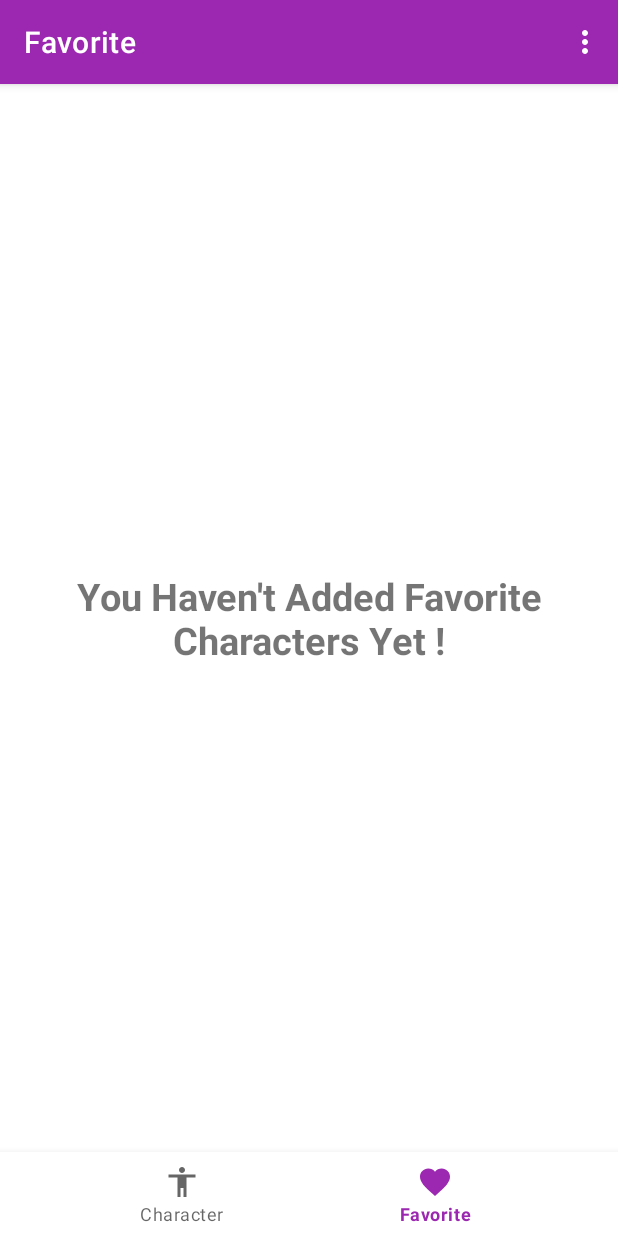
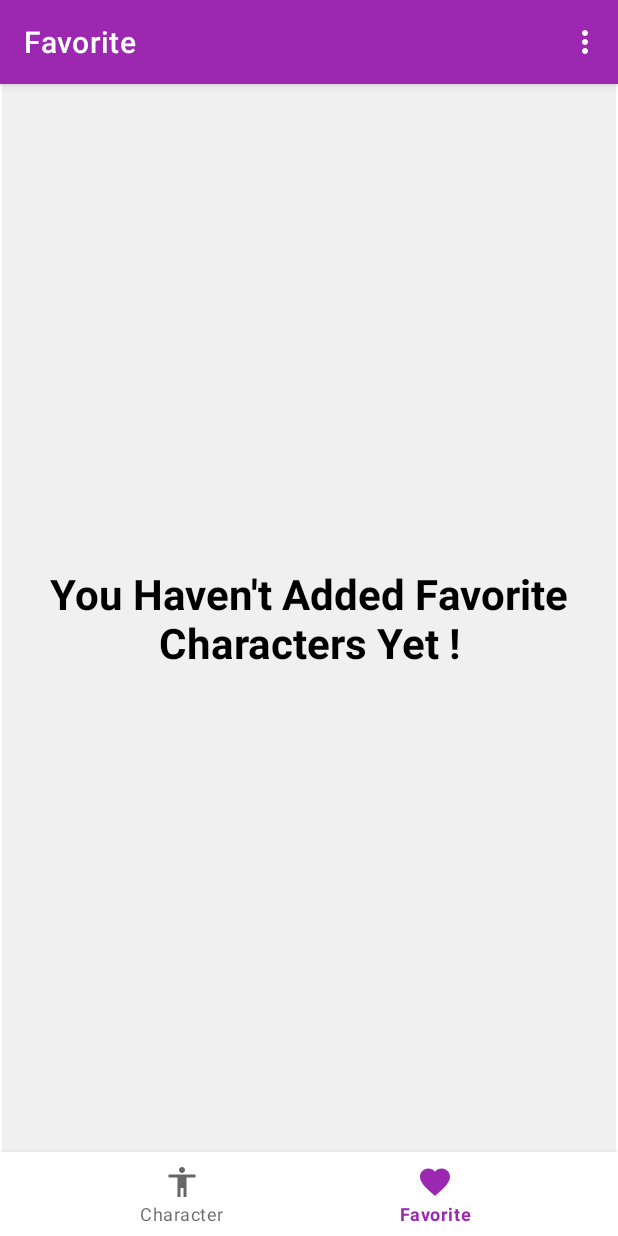
Before and after one commit to fatihCetiner/RickAndMorty, an Android app: the FavoriteFragments screen opened through its navigation route, on a phone screen of 412 x 824 dp. Run offline under Robolectric (Android 15) with nearby library versions, the light colour scheme and no system bars; our stand-ins replace Dagger/Hilt's generated code, navigation-ui, paging.

Commit message:
Favorite characters listed

```diff
--- a/app/src/main/java/com/example/rickandmorty/room_db/RickMortyDao.kt
+++ b/app/src/main/java/com/example/rickandmorty/room_db/RickMortyDao.kt
@@ -15,6 +15,6 @@ interface RickMortyDao {
     @Query("SELECT * FROM rickmorty WHERE id = :id")
     suspend fun getCharacterById(id: Int): RickMorty?
 
-    @Query("SELECT * FROM rickmorty")
+    @Query("SELECT * FROM rickmorty ORDER BY id DESC")
     suspend fun getAllCharacters(): List<RickMorty>
 }
--- a/app/src/main/java/com/example/rickandmorty/ui/details/DetailsViewModel.kt
+++ b/app/src/main/java/com/example/rickandmorty/ui/details/DetailsViewModel.kt
@@ -43,7 +43,7 @@ constructor(
             try {
                 repository.insertCharacter(character)
             } catch (e: Exception) {
-                // Hata durumunda gerekli işlemleri yapabilirsiniz
+                // Not Saved
             }
         }
     }
--- a/app/src/main/java/com/example/rickandmorty/ui/favorite/FavoriteFragments.kt
+++ b/app/src/main/java/com/example/rickandmorty/ui/favorite/FavoriteFragments.kt
@@ -5,11 +5,22 @@ import androidx.fragment.app.Fragment
 import android.view.LayoutInflater
 import android.view.View
 import android.view.ViewGroup
+import androidx.fragment.app.viewModels
+import androidx.recyclerview.widget.LinearLayoutManager
 import com.example.rickandmorty.R
+import com.example.rickandmorty.databinding.FragmentFavoriteFragmentsBinding
+import com.example.rickandmorty.ui.favorite.adapter.FavoriteRecyclerAdapter
+import dagger.hilt.android.AndroidEntryPoint
+
+@AndroidEntryPoint
+class FavoriteFragments : Fragment() {
 
 
-class FavoriteFragments : Fragment() {
+    private var _binding: FragmentFavoriteFragmentsBinding? = null
+    private val binding get() = _binding!!
 
+    private lateinit var mAdapter: FavoriteRecyclerAdapter
+    private val viewModel: FavoriteViewModel by viewModels()
 
     override fun onCreate(savedInstanceState: Bundle?) {
         super.onCreate(savedInstanceState)
@@ -21,12 +32,57 @@ class FavoriteFragments : Fragment() {
         savedInstanceState: Bundle?
     ): View? {
         // Inflate the layout for this fragment
-        return inflater.inflate(R.layout.fragment_favorite_fragments, container, false)
+        _binding = FragmentFavoriteFragmentsBinding.inflate(inflater, container, false)
+        val view = binding.root
+        return view
     }
 
     override fun onViewCreated(view: View, savedInstanceState: Bundle?) {
         super.onViewCreated(view, savedInstanceState)
 
         activity?.title = "Favorite"
+
+        setupRv()
+        observeCharacterList()
+        loadCharacters()
+    }
+
+
+    private fun setupRv() {
+
+        mAdapter = FavoriteRecyclerAdapter()
+        binding.favCharacterRv.apply {
+
+            layoutManager = LinearLayoutManager(requireContext())
+            adapter = mAdapter
+            setHasFixedSize(true)
+        }
+    }
+
+    private fun observeCharacterList() {
+        viewModel.characterList.observe(viewLifecycleOwner) { characters ->
+            mAdapter.submitList(characters)
+            checkListEmpty(characters.isEmpty())
+        }
+    }
+
+    private fun loadCharacters() {
+        viewModel.getAllCharacters()
+    }
+
+    private fun checkListEmpty(isEmpty: Boolean) {
+        if (isEmpty) {
+            binding.isEmptyMessage.visibility = View.VISIBLE
+            binding.favCharacterRv.visibility = View.GONE
+        } else {
+            binding.isEmptyMessage.visibility = View.GONE
+            binding.favCharacterRv.visibility = View.VISIBLE
+        }
+    }
+
+
+    override fun onDestroyView() {
+        super.onDestroyView()
+        _binding = null
     }
 }
--- a/app/src/main/java/com/example/rickandmorty/ui/favorite/FavoriteViewModel.kt
+++ b/app/src/main/java/com/example/rickandmorty/ui/favorite/FavoriteViewModel.kt
@@ -1,4 +1,38 @@
 package com.example.rickandmorty.ui.favorite
 
-class FavoriteViewModel {
+import androidx.lifecycle.LiveData
+import androidx.lifecycle.MutableLiveData
+import androidx.lifecycle.ViewModel
+import androidx.lifecycle.viewModelScope
+import com.example.rickandmorty.data.RickMorty
+import com.example.rickandmorty.repo.RickMortyRepository
+import dagger.hilt.android.lifecycle.HiltViewModel
+import kotlinx.coroutines.launch
+import javax.inject.Inject
+
+@HiltViewModel
+class FavoriteViewModel @Inject
+constructor(
+    private val repository: RickMortyRepository
+) : ViewModel() {
+
+
+    private val _characterList = MutableLiveData<List<RickMorty>>()
+    val characterList: LiveData<List<RickMorty>> = _characterList
+
+    private val _isEmpty = MutableLiveData<Boolean>()
+    val isEmpty: LiveData<Boolean> = _isEmpty
+
+    fun getAllCharacters() {
+        viewModelScope.launch {
+            val characters = repository.getAllCharacters()
+            if (characters.isNotEmpty()) {
+                _characterList.value = characters
+                _isEmpty.value = false
+            } else {
+                _isEmpty.value = true
+            }
+        }
+    }
+
 }
--- a/app/src/main/res/layout/fragment_favorite_fragments.xml
+++ b/app/src/main/res/layout/fragment_favorite_fragments.xml
@@ -1,17 +1,34 @@
 <?xml version="1.0" encoding="utf-8"?>
-<LinearLayout xmlns:android="http://schemas.android.com/apk/res/android"
+<androidx.constraintlayout.widget.ConstraintLayout xmlns:android="http://schemas.android.com/apk/res/android"
+    xmlns:app="http://schemas.android.com/apk/res-auto"
     xmlns:tools="http://schemas.android.com/tools"
     android:layout_width="match_parent"
     android:layout_height="match_parent"
     tools:context=".ui.favorite.FavoriteFragments">
 
 
+    <androidx.recyclerview.widget.RecyclerView
+        android:id="@+id/favCharacterRv"
+        android:background="#F0F0F0"
+        android:layout_width="0dp"
+        android:layout_height="0dp"
+        app:layout_constraintBottom_toBottomOf="parent"
+        app:layout_constraintEnd_toEndOf="parent"
+        app:layout_constraintStart_toStartOf="parent"
+        app:layout_constraintTop_toTopOf="parent" />
+
     <TextView
-        android:layout_width="match_parent"
-        android:layout_height="match_parent"
+        android:id="@+id/isEmptyMessage"
+        android:layout_width="wrap_content"
+        android:layout_height="wrap_content"
         android:text="You Haven't Added Favorite Characters Yet !"
-        android:textSize="25sp"
+        android:textSize="28sp"
         android:textStyle="bold"
-        android:gravity="center"/>
+        android:textColor="@color/black"
+        android:textAlignment="center"
+        app:layout_constraintBottom_toBottomOf="@+id/favCharacterRv"
+        app:layout_constraintEnd_toEndOf="@+id/favCharacterRv"
+        app:layout_constraintStart_toStartOf="@+id/favCharacterRv"
+        app:layout_constraintTop_toTopOf="@+id/favCharacterRv" />
 
-</LinearLayout>
+</androidx.constraintlayout.widget.ConstraintLayout>
```
Also changed, not shown: app/src/main/java/com/example/rickandmorty/ui/favorite/adapter/FavoriteRecyclerAdapter.kt (+51 -1 lines), app/src/main/res/layout/fav_rick_morty_layout.xml (added, +51 -0 lines).
